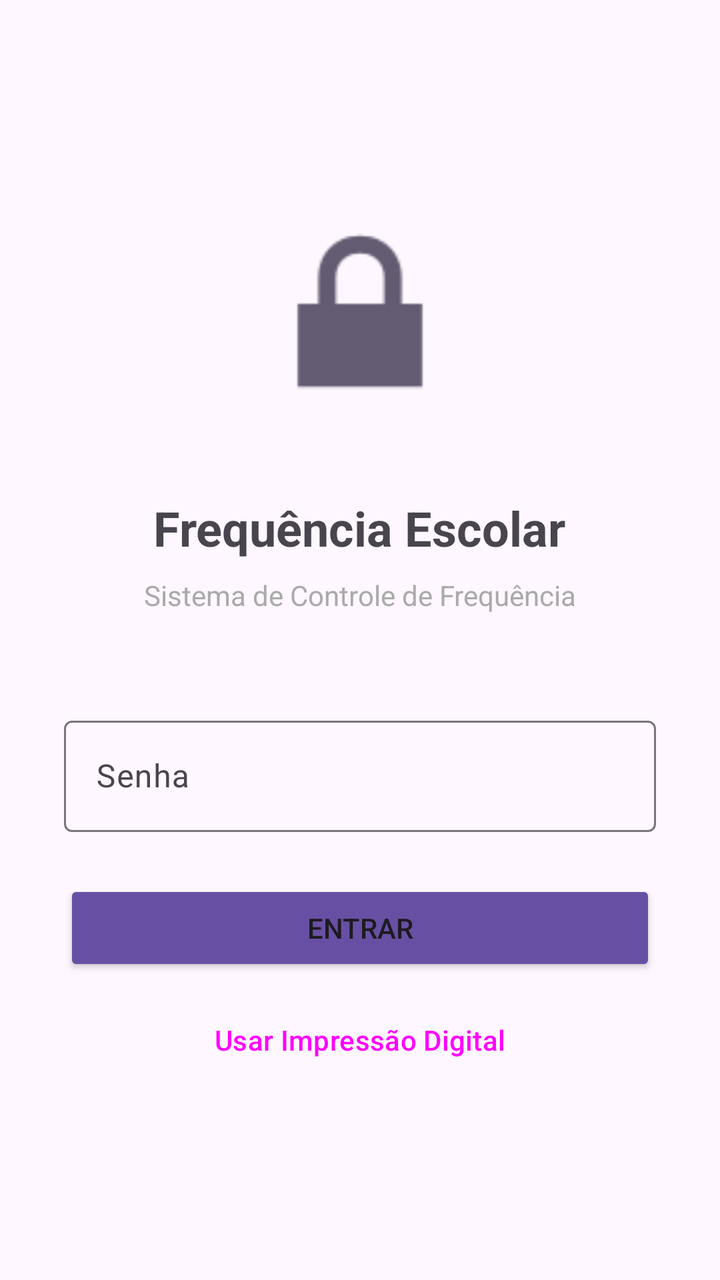
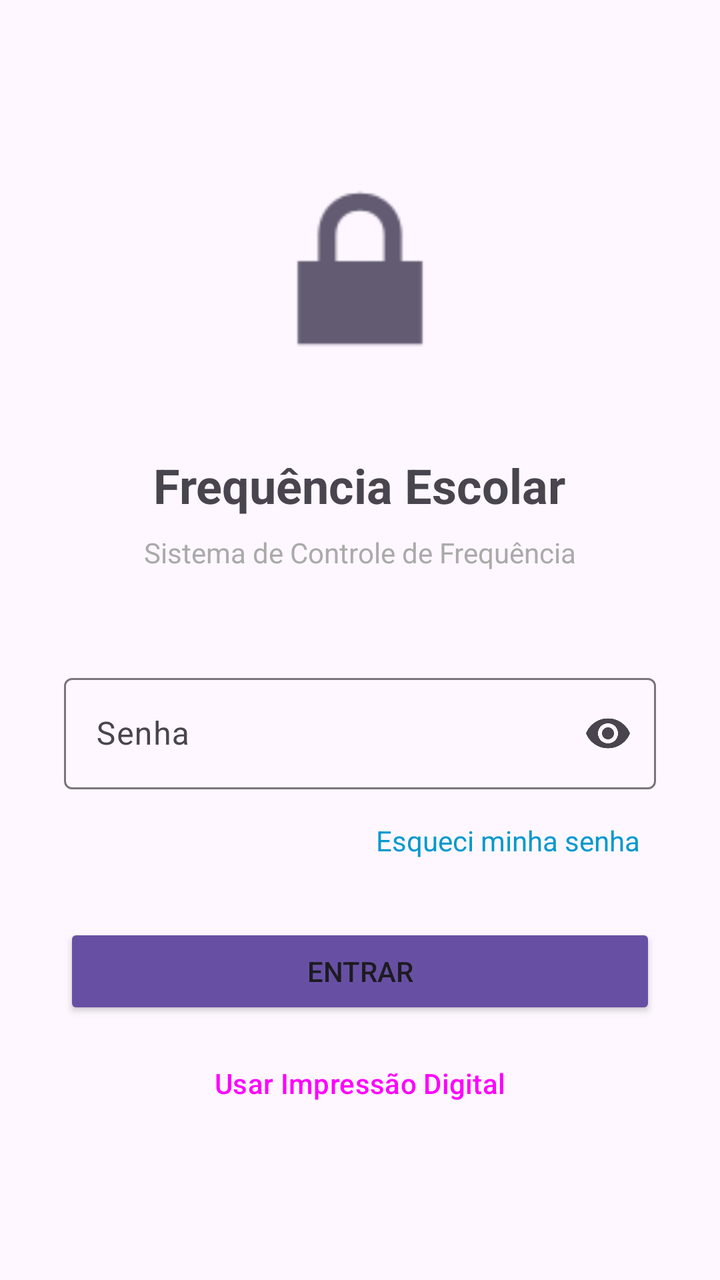

An Android layout rendered at two revisions. The XML below is the earlier revision; the diff shows what the commit changed to produce the second picture.
<!-- AndroidManifest.xml: application theme Theme.FrequenciaEscolar -->
<!-- res/layout/activity_login.xml -->
<?xml version="1.0" encoding="utf-8"?>
<LinearLayout xmlns:android="http://schemas.android.com/apk/res/android"
    xmlns:app="http://schemas.android.com/apk/res-auto"
    android:layout_width="match_parent"
    android:layout_height="match_parent"
    android:orientation="vertical"
    android:gravity="center"
    android:padding="32dp">

    <ImageView
        android:layout_width="120dp"
        android:layout_height="120dp"
        android:src="@android:drawable/ic_lock_lock"
        android:layout_marginBottom="32dp" />

    <TextView
        android:layout_width="wrap_content"
        android:layout_height="wrap_content"
        android:text="Frequência Escolar"
        android:textSize="24sp"
        android:textStyle="bold"
        android:layout_marginBottom="8dp" />

    <TextView
        android:layout_width="wrap_content"
        android:layout_height="wrap_content"
        android:text="Sistema de Controle de Frequência"
        android:textSize="14sp"
        android:textColor="@android:color/darker_gray"
        android:layout_marginBottom="48dp" />

    <com.google.android.material.textfield.TextInputLayout
        android:layout_width="match_parent"
        android:layout_height="wrap_content"
        android:hint="Senha">

        <com.google.android.material.textfield.TextInputEditText
            android:id="@+id/etSenha"
            android:layout_width="match_parent"
            android:layout_height="wrap_content"
            android:inputType="textPassword"
            android:maxLines="1" />

    </com.google.android.material.textfield.TextInputLayout>

    <Button
        android:id="@+id/btnEntrar"
        android:layout_width="match_parent"
        android:layout_height="wrap_content"
        android:layout_marginTop="24dp"
        android:text="Entrar"
        android:backgroundTint="?attr/colorPrimary" />

    <Button
        android:id="@+id/btnBiometria"
        android:layout_width="match_parent"
        android:layout_height="wrap_content"
        android:layout_marginTop="8dp"
        android:text="Usar Impressão Digital"
        android:backgroundTint="@android:color/holo_green_dark"
        style="@style/Widget.Material3.Button.OutlinedButton" />

    <TextView
        android:id="@+id/tvMensagem"
        android:layout_width="match_parent"
        android:layout_height="wrap_content"
        android:layout_marginTop="24dp"
        android:text=""
        android:textAlignment="center"
        android:textSize="14sp"
        android:visibility="gone" />

</LinearLayout>
<!-- resources referenced by this layout -->
<resources>
  <style name="Theme.FrequenciaEscolar" parent="Base.Theme.FrequenciaEscolar" />
  <style name="Base.Theme.FrequenciaEscolar" parent="Theme.Material3.DayNight.NoActionBar">
          
          <item name="popupMenuStyle">@style/MenuPopupStyle</item>
          <item name="actionOverflowMenuStyle">@style/MenuPopupStyle</item>
      </style>
  <style name="MenuPopupStyle">
          <item name="android:popupBackground">#2D2D2D</item>
          <item name="android:textColor">#FFFFFF</item>
      </style>
</resources>

<!-- the commit's change to res/layout/activity_login.xml (unified diff, before → after) -->
@@ -32,7 +32,8 @@
     <com.google.android.material.textfield.TextInputLayout
         android:layout_width="match_parent"
         android:layout_height="wrap_content"
-        android:hint="Senha">
+        android:hint="Senha"
+        app:endIconMode="password_toggle">
 
         <com.google.android.material.textfield.TextInputEditText
             android:id="@+id/etSenha"
@@ -42,6 +43,21 @@
             android:maxLines="1" />
 
     </com.google.android.material.textfield.TextInputLayout>
+
+    
+    <TextView
+        android:id="@+id/tvEsqueciSenha"
+        android:layout_width="match_parent"
+        android:layout_height="wrap_content"
+        android:text="Esqueci minha senha"
+        android:textSize="14sp"
+        android:textColor="@android:color/holo_blue_dark"
+        android:gravity="end"
+        android:layout_marginTop="8dp"
+        android:padding="8dp"
+        android:clickable="true"
+        android:focusable="true"
+        android:background="?android:attr/selectableItemBackground" />
 
     <Button
         android:id="@+id/btnEntrar"
